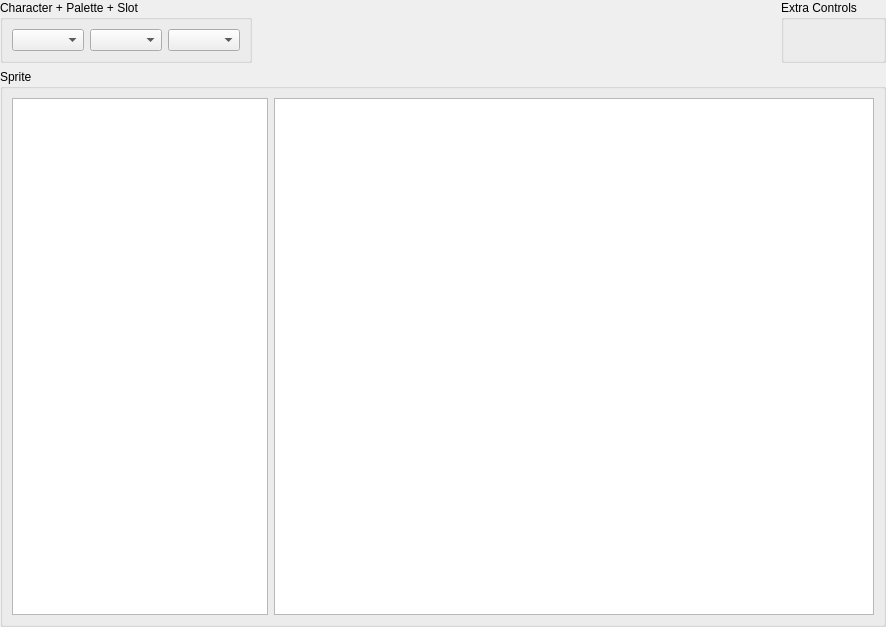
Before: the Qt Designer form bbsed/ui/sprite_editor.ui in slacknate/bbsed, drawn with Qt 5.
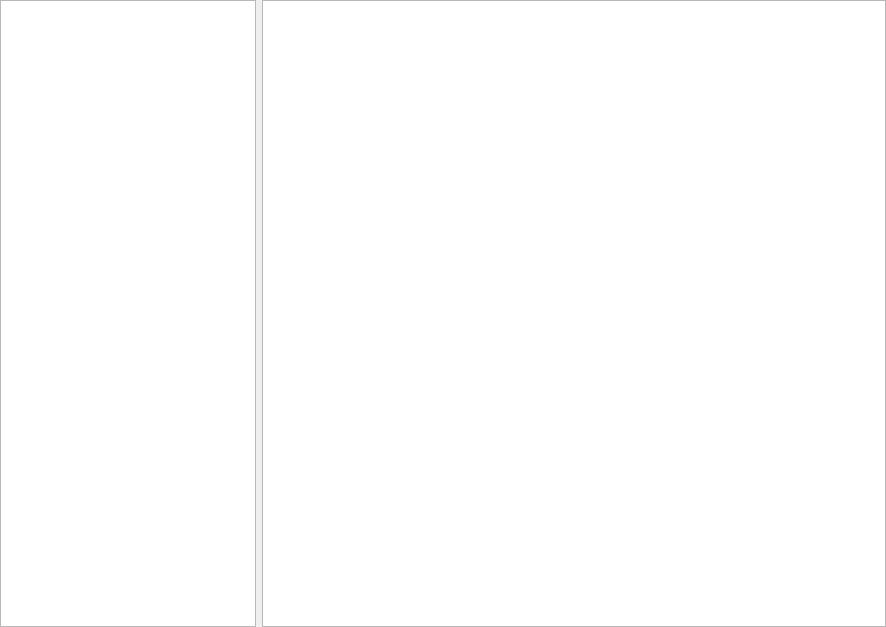
After: the same form once the commit is applied.

Commit message:
[sprite_editor] move selector and state UI widgets onto the toolbar
 - this creates more space for the sprite editor and also results in
   what I consider to be a "cleaner" UI

Patch:
```diff
--- a/bbsed/ui/sprite_editor.ui
+++ b/bbsed/ui/sprite_editor.ui
@@ -19,7 +19,7 @@
   <property name="windowTitle">
    <string>Form</string>
   </property>
-  <layout class="QVBoxLayout" name="verticalLayout">
+  <layout class="QHBoxLayout" name="horizontalLayout">
    <property name="leftMargin">
     <number>0</number>
    </property>
@@ -33,54 +33,6 @@
     <number>0</number>
    </property>
    <item>
-    <layout class="QHBoxLayout" name="horizontalLayout_3">
-     <item>
-      <widget class="QGroupBox" name="character_group">
-       <property name="title">
-        <string>Character + Palette + Slot</string>
-       </property>
-       <layout class="QHBoxLayout" name="horizontalLayout">
-        <item>
-         <widget class="QComboBox" name="char_select"/>
-        </item>
-        <item>
-         <widget class="QComboBox" name="palette_select"/>
-        </item>
-        <item>
-         <widget class="QComboBox" name="slot_select"/>
-        </item>
-       </layout>
-      </widget>
-     </item>
-     <item>
-      <spacer name="horizontalSpacer">
-       <property name="orientation">
-        <enum>Qt::Horizontal</enum>
-       </property>
-       <property name="sizeHint" stdset="0">
-        <size>
-         <width>40</width>
-         <height>20</height>
-        </size>
-       </property>
-      </spacer>
-     </item>
-     <item>
-      <widget class="QGroupBox" name="extra_group">
-       <property name="title">
-        <string>Extra Controls</string>
-       </property>
-      </widget>
-     </item>
-    </layout>
-   </item>
-   <item>
-    <widget class="QGroupBox" name="sprite_group">
-     <property name="title">
-      <string>Sprite</string>
-     </property>
-     <layout class="QHBoxLayout" name="horizontalLayout_2">
-      <item>
        <widget class="QTreeWidget" name="sprite_list">
         <property name="sizePolicy">
          <sizepolicy hsizetype="Minimum" vsizetype="Expanding">
@@ -100,9 +52,6 @@
       </item>
       <item>
        <widget class="QGraphicsView" name="sprite_preview"/>
-      </item>
-     </layout>
-    </widget>
    </item>
   </layout>
   <action name="play_animation">
```
Lines whose indentation alone changed are shown as unchanged. The commit also changes 2 other files.
